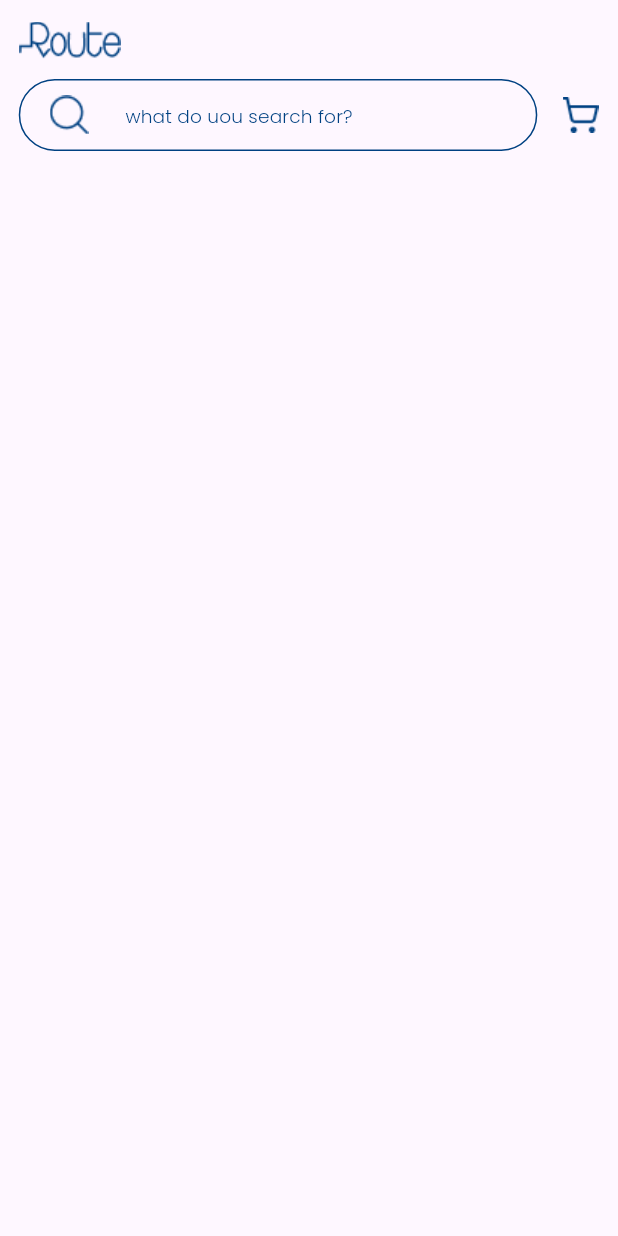
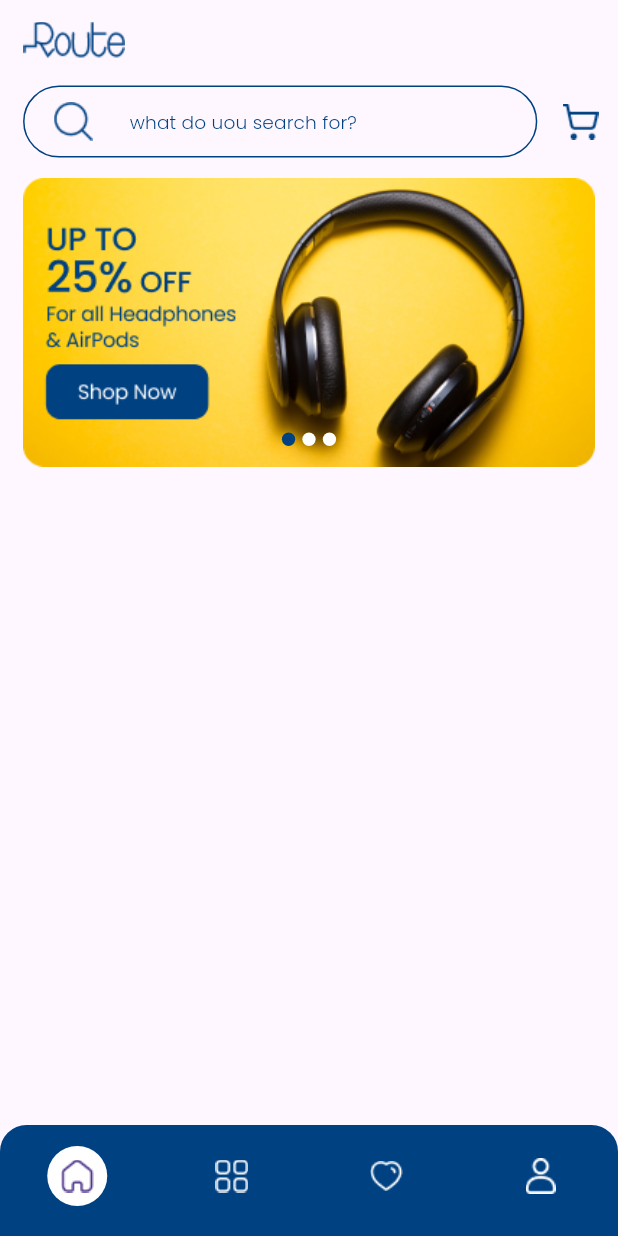
Before and after one commit to HaythamHany95/E-Commerce, a Flutter app: the screen it shows after launch, on a phone screen of 412 x 824 dp. Run offline on Flutter 3.47's test engine with Material 3 defaults, Android fonts, the phone set to English and light mode, and no system bars; drawn by our look-alikes of flutter_image_slideshow; our stand-ins replace connectivity_plus, dartz, flutter_bloc, flutter_screenutil.

Commit message:
Add new home screen tabs and view model
Added new tabs for Categories, Favorits, and Profile in the home screen
along with corresponding view model to manage tab selection. Also included
images for the tabs and implemented a slideshow in the Home tab.

```diff
--- /dev/null
+++ b/lib/ui/screens/home/cubit/home_screen_states.dart
@@ -0,0 +1,3 @@
+abstract class HomeScreenStates {}
+
+class InitialHomeScreenState extends HomeScreenStates {}
--- /dev/null
+++ b/lib/ui/screens/home/cubit/home_screen_viewmodel.dart
@@ -0,0 +1,21 @@
+import 'package:e_commerce/ui/screens/home/cubit/home_screen_states.dart';
+import 'package:e_commerce/ui/screens/home/home_tabs/categories_tab/category_tab.dart';
+import 'package:e_commerce/ui/screens/home/home_tabs/favorits_tab/favorits_tab.dart';
+import 'package:e_commerce/ui/screens/home/home_tabs/home_tab/home_tab.dart';
+import 'package:e_commerce/ui/screens/home/home_tabs/profile_tab/profile_tab.dart';
+import 'package:flutter/material.dart';
+import 'package:flutter_bloc/flutter_bloc.dart';
+
+class HomeScreenViewModel extends Cubit<HomeScreenStates> {
+  HomeScreenViewModel() : super(InitialHomeScreenState());
+  int selectedIndex = 0;
+  List<Widget> tabs = const [
+    HomeTab(),
+    CategoriesTab(),
+    FavoritsTab(),
+    ProfileTab()
+  ];
+  void changeTab(newIndex) {
+    selectedIndex = newIndex;
+  }
+}
--- a/lib/ui/screens/home/home_screen.dart
+++ b/lib/ui/screens/home/home_screen.dart
@@ -1,11 +1,20 @@
+import 'package:e_commerce/ui/screens/home/cubit/home_screen_viewmodel.dart';
 import 'package:e_commerce/ui/screens/home/widgets/home_app_bar.dart';
+import 'package:e_commerce/ui/utils/my_colors.dart';
 import 'package:flutter/material.dart';
 import 'package:flutter_screenutil/flutter_screenutil.dart';
 
-class HomeScreen extends StatelessWidget {
+class HomeScreen extends StatefulWidget {
   static const String routeName = 'home_screen';
 
   const HomeScreen({super.key});
+
+  @override
+  State<HomeScreen> createState() => _HomeScreenState();
+}
+
+class _HomeScreenState extends State<HomeScreen> {
+  final _viewModel = HomeScreenViewModel();
 
   @override
   Widget build(BuildContext context) {
@@ -14,6 +23,62 @@ class HomeScreen extends StatelessWidget {
         toolbarHeight: 130.h,
         title: const HomeAppBar(),
       ),
+      bottomNavigationBar: Theme(
+        data: Theme.of(context).copyWith(
+          canvasColor: MyColors.blueColor,
+        ),
+        child: ClipRRect(
+          borderRadius: BorderRadius.only(
+              topLeft: Radius.circular(20.r), topRight: Radius.circular(20.r)),
+          child: BottomNavigationBar(
+            currentIndex: _viewModel.selectedIndex,
+            onTap: (newIndex) {
+              setState(() {
+                _viewModel.selectedIndex = newIndex;
+              });
+            },
+            items: [
+              BottomNavigationBarItem(
+                  icon: (_viewModel.selectedIndex == 0)
+                      ? const CircleAvatar(
+                          backgroundColor: Colors.white,
+                          child: ImageIcon(
+                              AssetImage("assets/images/home_icon.png")))
+                      : const ImageIcon(
+                          AssetImage("assets/images/home_icon.png")),
+                  label: "Home"),
+              BottomNavigationBarItem(
+                  icon: (_viewModel.selectedIndex == 1)
+                      ? const CircleAvatar(
+                          backgroundColor: Colors.white,
+                          child: ImageIcon(
+                              AssetImage("assets/images/category_icon.png")))
+                      : const ImageIcon(
+                          AssetImage("assets/images/category_icon.png")),
+                  label: "Categories"),
+              BottomNavigationBarItem(
+                  icon: (_viewModel.selectedIndex == 2)
+                      ? const CircleAvatar(
+                          backgroundColor: Colors.white,
+                          child: ImageIcon(
+                              AssetImage("assets/images/favorit_icon.png")))
+                      : const ImageIcon(
+                          AssetImage("assets/images/favorit_icon.png")),
+                  label: "Favorits"),
+              BottomNavigationBarItem(
+                  icon: (_viewModel.selectedIndex == 3)
+                      ? const CircleAvatar(
+                          backgroundColor: Colors.white,
+                          child: ImageIcon(
+                              AssetImage("assets/images/profile_icon.png")))
+                      : const ImageIcon(
+                          AssetImage("assets/images/profile_icon.png")),
+                  label: "Profile")
+            ],
+          ),
+        ),
+      ),
+      body: _viewModel.tabs[_viewModel.selectedIndex],
     );
   }
 }
--- /dev/null
+++ b/lib/ui/screens/home/home_tabs/categories_tab/category_tab.dart
@@ -0,0 +1,12 @@
+import 'package:flutter/material.dart';
+
+class CategoriesTab extends StatelessWidget {
+  const CategoriesTab({super.key});
+
+  @override
+  Widget build(BuildContext context) {
+    return const Placeholder(
+      color: Colors.green,
+    );
+  }
+}
--- /dev/null
+++ b/lib/ui/screens/home/home_tabs/favorits_tab/favorits_tab.dart
@@ -0,0 +1,12 @@
+import 'package:flutter/material.dart';
+
+class FavoritsTab extends StatelessWidget {
+  const FavoritsTab({super.key});
+
+  @override
+  Widget build(BuildContext context) {
+    return const Placeholder(
+      color: Colors.red,
+    );
+  }
+}
--- /dev/null
+++ b/lib/ui/screens/home/home_tabs/home_tab/home_tab.dart
@@ -0,0 +1,40 @@
+import 'package:e_commerce/ui/utils/my_colors.dart';
+import 'package:flutter/material.dart';
+import 'package:flutter_image_slideshow/flutter_image_slideshow.dart';
+import 'package:flutter_screenutil/flutter_screenutil.dart';
+
+class HomeTab extends StatefulWidget {
+  const HomeTab({super.key});
+
+  @override
+  State<HomeTab> createState() => _HomeTabState();
+}
+
+class _HomeTabState extends State<HomeTab> {
+  @override
+  Widget build(BuildContext context) {
+    List ads = [
+      "assets/images/ads_image1.png",
+      "assets/images/ads_image2.png",
+      "assets/images/ads_image3.png"
+    ];
+
+    return Container(
+      padding: EdgeInsets.symmetric(horizontal: 16.w),
+      child: Column(
+        children: [
+          ImageSlideshow(
+            autoPlayInterval: 3500,
+            indicatorBottomPadding: 20.h,
+            isLoop: true,
+            indicatorPadding: 5.w,
+            indicatorRadius: 5.r,
+            indicatorColor: MyColors.blueColor,
+            indicatorBackgroundColor: MyColors.whiteColor,
+            children: ads.map((e) => Image.asset(e)).toList(),
+          )
+        ],
+      ),
+    );
+  }
+}
--- /dev/null
+++ b/lib/ui/screens/home/home_tabs/profile_tab/profile_tab.dart
@@ -0,0 +1,12 @@
+import 'package:flutter/material.dart';
+
+class ProfileTab extends StatelessWidget {
+  const ProfileTab({super.key});
+
+  @override
+  Widget build(BuildContext context) {
+    return const Placeholder(
+      color: Colors.black,
+    );
+  }
+}
--- a/lib/ui/screens/home/widgets/home_app_bar.dart
+++ b/lib/ui/screens/home/widgets/home_app_bar.dart
@@ -10,11 +10,11 @@ class HomeAppBar extends StatelessWidget {
   @override
   Widget build(BuildContext context) {
     return Container(
-      margin: EdgeInsets.only(left: 12.w),
+      margin: EdgeInsets.only(left: 15.w, top: 5.h),
       child: Column(
         children: [
           Container(
-            margin: EdgeInsets.only(bottom: 15.h),
+            margin: EdgeInsets.only(bottom: 20.h),
             child: Row(
               children: [
                 Image.asset(
@@ -28,6 +28,10 @@ class HomeAppBar extends StatelessWidget {
             children: [
               Expanded(
                   child: TextField(
+                style: Theme.of(context)
+                    .textTheme
+                    .titleSmall
+                    ?.copyWith(fontSize: 18.sp),
                 decoration: InputDecoration(
                   hintText: "what do uou search for?",
                   hintStyle: Theme.of(context)
--- a/lib/ui/utils/my_theme.dart
+++ b/lib/ui/utils/my_theme.dart
@@ -3,6 +3,16 @@ import 'package:flutter/material.dart';
 
 class MyTheme {
   static ThemeData myTheme = ThemeData(
+    primaryColor: MyColors.blueColor,
+
+    ///* BottomNavigationBarThemeData
+    bottomNavigationBarTheme: const BottomNavigationBarThemeData(
+        showSelectedLabels: false,
+        showUnselectedLabels: false,
+        type: BottomNavigationBarType.fixed,
+        unselectedItemColor: MyColors.whiteColor,
+        selectedItemColor: MyColors.whiteColor),
+
     ///* AppBarTheme
     appBarTheme: const AppBarTheme(
       titleSpacing: 1,
--- a/pubspec.yaml
+++ b/pubspec.yaml
@@ -15,6 +15,7 @@ dependencies:
   flutter:
     sdk: flutter
   flutter_bloc: ^8.1.5
+  flutter_image_slideshow: ^0.1.6
   flutter_screenutil: ^5.9.0
   http: ^1.2.1
 
```
Also changed, not shown: assets/images/2.0x/ads_image1@2x.png (added), assets/images/2.0x/ads_image2@2x.png (added), assets/images/2.0x/ads_image3@2x.png (added), assets/images/3.0x/ads_image1@3x.png (added), assets/images/3.0x/ads_image2@3x.png (added), assets/images/3.0x/ads_image3@3x.png (added), assets/images/ads_image1.png (added), assets/images/ads_image2.png (added), assets/images/ads_image3.png (added), 1 other file.
